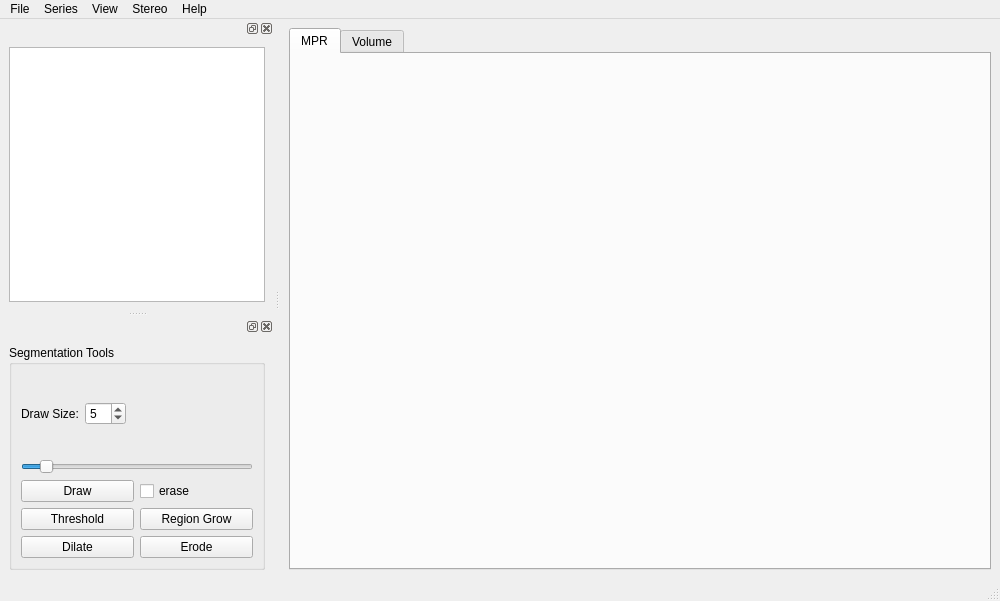
The window that MainWindow.ui (hmeyer/perfusionkit) describes before a commit, drawn with Qt 5.
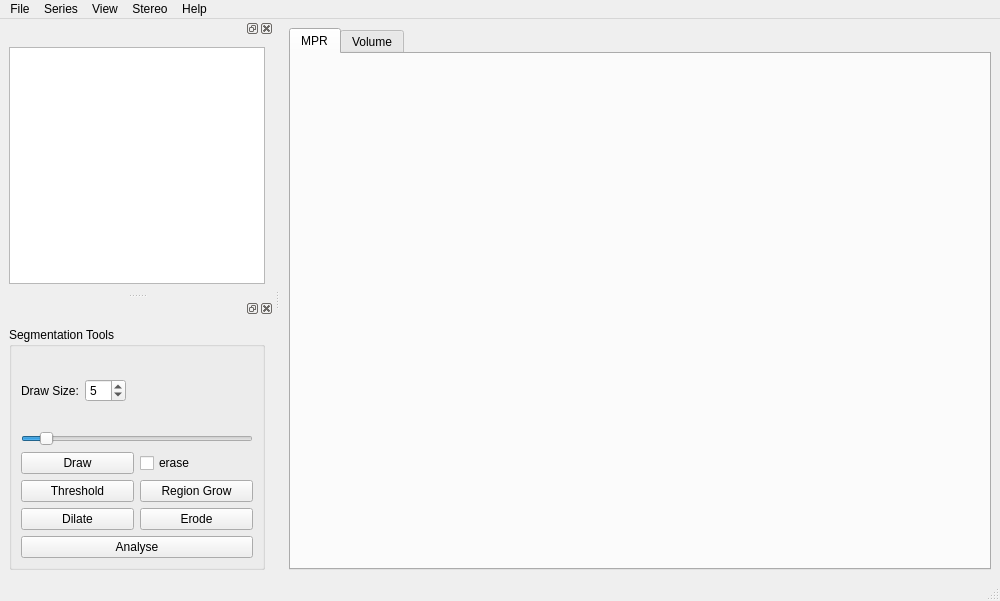
The same window after the commit. Custom widgets are drawn as their Qt base class.

```diff
--- a/MainWindow.ui
+++ b/MainWindow.ui
@@ -304,6 +304,13 @@
           </property>
          </widget>
         </item>
+        <item row="6" column="0" colspan="2">
+         <widget class="QPushButton" name="buttonAnalyse">
+          <property name="text">
+           <string>Analyse</string>
+          </property>
+         </widget>
+        </item>
        </layout>
       </widget>
      </item>
```
Left out of the diff: 3 changed lines with no effect on the pictures.
